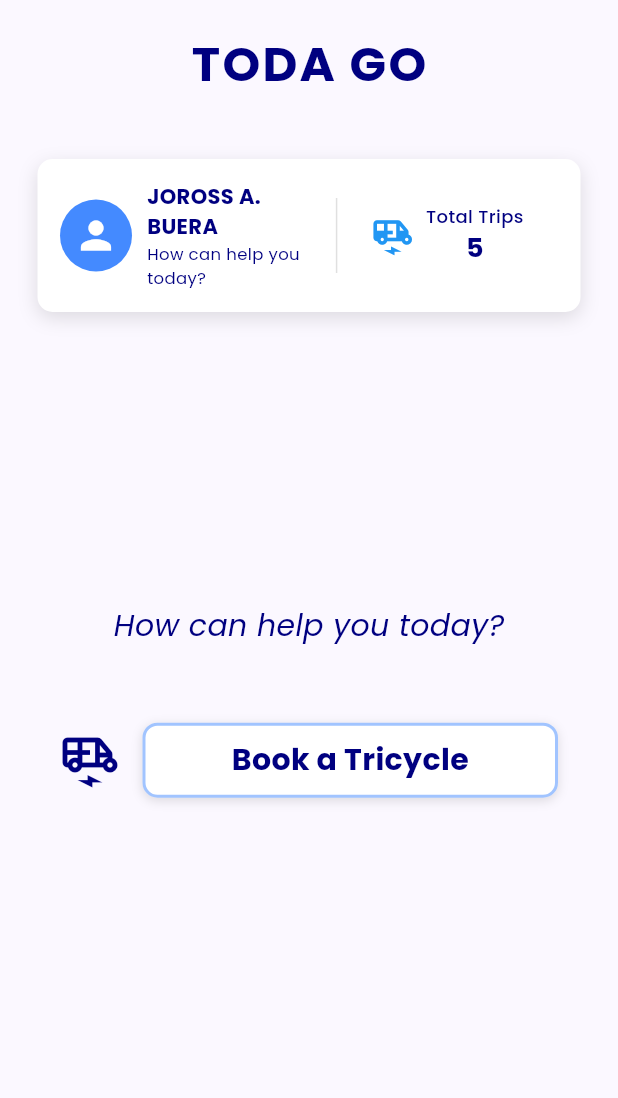
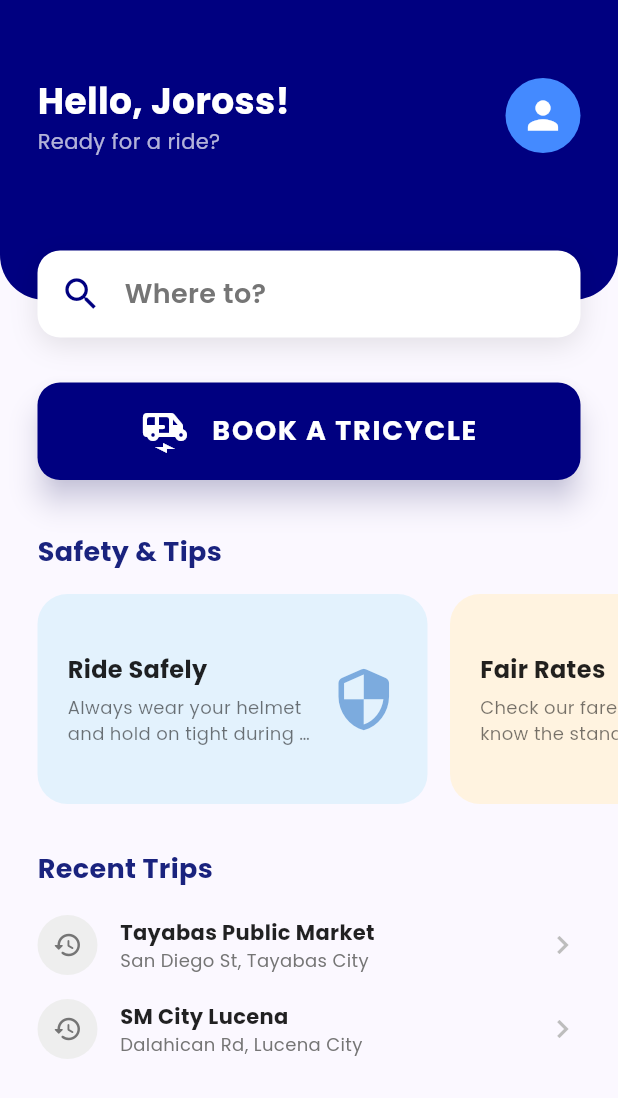
Before and after one commit to orvencasido/toda_go, a Flutter app: the _DashboardHomeView widget shown alone on an empty page, opened directly, on a phone screen of 412 x 824 dp. Shown: the top 1098 px of the screen. Run offline on Flutter 3.47's test engine with Material 3 defaults, Android fonts, the phone set to English and light mode, and no system bars; our stand-ins replace google_fonts.

Commit message:
added new design dashboard

```diff
--- a/lib/screens/dashboard_screen.dart
+++ b/lib/screens/dashboard_screen.dart
@@ -30,9 +30,8 @@ class _DashboardScreenState extends State<DashboardScreen> {
   @override
   Widget build(BuildContext context) {
     const Color darkBlue = Color(0xFF000080);
-    const Color backgroundColor = Color(0xFFBEEBFF);
+    const Color backgroundColor = Color(0xFFF8F9FA);
 
-    // List of widgets to show in the body
     final List<Widget> _views = [
       const _DashboardHomeView(),
       const HistoryScreen(),
@@ -42,28 +41,50 @@ class _DashboardScreenState extends State<DashboardScreen> {
     return Scaffold(
       backgroundColor: backgroundColor,
       body: _views[_selectedIndex],
-      bottomNavigationBar: BottomNavigationBar(
+      bottomNavigationBar: Container(
+        decoration: BoxDecoration(
+          boxShadow: [
+            BoxShadow(
+              color: Colors.black.withOpacity(0.05),
+              blurRadius: 20,
+              offset: const Offset(0, -5),
+            ),
+          ],
+        ),
+        child: BottomNavigationBar(
+          elevation: 0,
           items: const <BottomNavigationBarItem>[
             BottomNavigationBarItem(
-            icon: Icon(Icons.home),
-            label: 'HOME',
+              icon: Icon(Icons.home_rounded),
+              activeIcon: Icon(Icons.home_rounded, size: 28),
+              label: 'Home',
             ),
             BottomNavigationBarItem(
-            icon: Icon(Icons.list_alt),
+              icon: Icon(Icons.history_rounded),
+              activeIcon: Icon(Icons.history_rounded, size: 28),
               label: 'History',
             ),
             BottomNavigationBarItem(
-            icon: Icon(Icons.person),
-            label: 'ACCOUNT',
+              icon: Icon(Icons.person_rounded),
+              activeIcon: Icon(Icons.person_rounded, size: 28),
+              label: 'Account',
             ),
           ],
           currentIndex: _selectedIndex,
           selectedItemColor: darkBlue,
-        unselectedItemColor: Colors.grey,
+          unselectedItemColor: Colors.grey.withOpacity(0.5),
           backgroundColor: Colors.white,
           onTap: _onItemTapped,
-        selectedLabelStyle: GoogleFonts.poppins(fontWeight: FontWeight.bold),
-        unselectedLabelStyle: GoogleFonts.poppins(),
+          type: BottomNavigationBarType.fixed,
+          selectedLabelStyle: GoogleFonts.poppins(
+            fontWeight: FontWeight.w700,
+            fontSize: 12,
+          ),
+          unselectedLabelStyle: GoogleFonts.poppins(
+            fontWeight: FontWeight.w500,
+            fontSize: 12,
+          ),
+        ),
       ),
     );
   }
@@ -75,138 +96,70 @@ class _DashboardHomeView extends StatelessWidget {
   @override
   Widget build(BuildContext context) {
     const Color darkBlue = Color(0xFF000080);
-    const Color cardShadow = Colors.black12;
+    const Color primaryBlue = Color(0xFF1A237E);
+    const Color accentOrange = Color(0xFFFF5722);
 
-    return SafeArea(
+    return SingleChildScrollView(
       child: Column(
+        crossAxisAlignment: CrossAxisAlignment.start,
         children: [
-          // Top Bar
-          const SizedBox(height: 20),
-
-          // "TODA GO" Header
-          Text(
-            'TODA GO',
-            style: GoogleFonts.poppins(
+          // Header Section
+          Stack(
+            clipBehavior: Clip.none,
+            children: [
+              Container(
+                height: 200,
+                width: double.infinity,
+                decoration: const BoxDecoration(
                   color: darkBlue,
-              fontSize: 32,
-              fontWeight: FontWeight.bold,
-              letterSpacing: 1.5,
+                  borderRadius: BorderRadius.only(
+                    bottomLeft: Radius.circular(30),
+                    bottomRight: Radius.circular(30),
                   ),
                 ),
-
-          const SizedBox(height: 40),
-
-          // Profile & Stats Card
-          Padding(
-            padding: const EdgeInsets.symmetric(horizontal: 25.0),
-            child: Container(
-              padding: const EdgeInsets.all(15),
-              decoration: BoxDecoration(
-                color: Colors.white,
-                borderRadius: BorderRadius.circular(10),
-                boxShadow: const [
-                  BoxShadow(
-                    color: cardShadow,
-                    blurRadius: 10,
-                    offset: Offset(0, 4),
-                  ),
-                ],
-              ),
-              child: Row(
-                children: [
-                  Expanded(
-                    flex: 5,
-                    child: Row(
-                      children: [
-                        const CircleAvatar(
-                          radius: 24,
-                          backgroundColor: Colors.blueAccent,
-                          child: Icon(Icons.person, color: Colors.white, size: 30),
-                        ),
-                        const SizedBox(width: 10),
-                        Expanded(
+                padding: const EdgeInsets.symmetric(horizontal: 25, vertical: 50),
                 child: Column(
                   crossAxisAlignment: CrossAxisAlignment.start,
-                            mainAxisSize: MainAxisSize.min,
+                  children: [
+                    Row(
+                      mainAxisAlignment: MainAxisAlignment.spaceBetween,
+                      children: [
+                        Column(
+                          crossAxisAlignment: CrossAxisAlignment.start,
                           children: [
                             Text(
-                                'JOROSS A. BUERA',
+                              'Hello, Joross!',
                               style: GoogleFonts.poppins(
-                                  color: darkBlue,
-                                  fontSize: 14,
+                                color: Colors.white,
+                                fontSize: 24,
                                 fontWeight: FontWeight.bold,
                               ),
                             ),
                             Text(
-                                'How can help you\ntoday?',
+                              'Ready for a ride?',
                               style: GoogleFonts.poppins(
-                                  color: darkBlue,
-                                  fontSize: 11,
+                                color: Colors.white70,
+                                fontSize: 14,
                               ),
                             ),
                           ],
                         ),
-                        ),
-                      ],
-                    ),
-                  ),
-                  Container(
-                    height: 50,
-                    width: 1,
-                    color: Colors.grey[300],
-                  ),
-                  Expanded(
-                    flex: 4,
-                    child: Row(
-                      mainAxisAlignment: MainAxisAlignment.center,
-                      children: [
-                        const Icon(Icons.electric_rickshaw, color: Colors.blue, size: 28),
-                        const SizedBox(width: 8),
-                        Column(
-                          mainAxisSize: MainAxisSize.min,
-                          crossAxisAlignment: CrossAxisAlignment.center,
-                          children: [
-                            Text(
-                              'Total Trips',
-                              style: GoogleFonts.poppins(
-                                color: darkBlue,
-                                fontSize: 12,
-                                fontWeight: FontWeight.w500,
-                              ),
-                            ),
-                            Text(
-                              '5',
-                              style: GoogleFonts.poppins(
-                                color: darkBlue,
-                                fontSize: 18,
-                                fontWeight: FontWeight.bold,
-                              ),
+                        const CircleAvatar(
+                          radius: 25,
+                          backgroundColor: Colors.blueAccent,
+                          child: Icon(Icons.person, color: Colors.white, size: 30),
                         ),
                       ],
                     ),
                   ],
                 ),
               ),
-                ],
-              ),
-            ),
-          ),
-
-          const Spacer(flex: 2),
-
-          Text(
-            'How can help you today?',
-            style: GoogleFonts.poppins(
-              color: darkBlue,
-              fontSize: 20,
-              fontStyle: FontStyle.italic,
-              fontWeight: FontWeight.w500,
-            ),
-          ),
-
-          const SizedBox(height: 50),
-
-          GestureDetector(
+              // "Where to?" card
+              Positioned(
+                bottom: -25,
+                left: 25,
+                right: 25,
+                child: GestureDetector(
                   onTap: () {
                     Navigator.push(
                       context,
@@ -215,44 +168,249 @@ class _DashboardHomeView extends StatelessWidget {
                       ),
                     );
                   },
-            child: Padding(
-              padding: const EdgeInsets.symmetric(horizontal: 40.0),
-              child: Row(
-                mainAxisAlignment: MainAxisAlignment.center,
-                children: [
-                  const Icon(Icons.electric_rickshaw_outlined, color: darkBlue, size: 40),
-                  const SizedBox(width: 15),
-                  Expanded(
                   child: Container(
-                      height: 50,
+                    padding: const EdgeInsets.all(15),
                     decoration: BoxDecoration(
                       color: Colors.white,
-                        borderRadius: BorderRadius.circular(10),
-                        border: Border.all(color: Colors.blueAccent.withOpacity(0.5), width: 2),
-                        boxShadow: const [
+                      borderRadius: BorderRadius.circular(15),
+                      boxShadow: [
                         BoxShadow(
-                            color: cardShadow,
-                            blurRadius: 5,
-                            offset: Offset(0, 2),
+                          color: Colors.black.withOpacity(0.1),
+                          blurRadius: 15,
+                          offset: const Offset(0, 5),
                         ),
                       ],
                     ),
-                      alignment: Alignment.center,
-                      child: Text(
-                        'Book a Tricycle',
+                    child: Row(
+                      children: [
+                        const Icon(Icons.search, color: darkBlue, size: 28),
+                        const SizedBox(width: 15),
+                        Text(
+                          'Where to?',
                           style: GoogleFonts.poppins(
-                          color: darkBlue,
-                          fontSize: 20,
-                          fontWeight: FontWeight.bold,
+                            color: Colors.grey[600],
+                            fontSize: 18,
+                            fontWeight: FontWeight.w600,
+                          ),
+                        ),
+                      ],
                     ),
                   ),
                 ),
               ),
             ],
           ),
+
+          const SizedBox(height: 55),
+
+          // Main Booking Button
+          Padding(
+            padding: const EdgeInsets.symmetric(horizontal: 25.0),
+            child: ElevatedButton(
+              onPressed: () {
+                Navigator.push(
+                  context,
+                  MaterialPageRoute(
+                    builder: (context) => const SelectTripScreen(),
+                  ),
+                );
+              },
+              style: ElevatedButton.styleFrom(
+                backgroundColor: darkBlue,
+                foregroundColor: Colors.white,
+                minimumSize: const Size(double.infinity, 65),
+                shape: RoundedRectangleBorder(
+                  borderRadius: BorderRadius.circular(15),
+                ),
+                elevation: 8,
+                shadowColor: darkBlue.withOpacity(0.4),
+              ),
+              child: Row(
+                mainAxisAlignment: MainAxisAlignment.center,
+                children: [
+                  const Icon(Icons.electric_rickshaw_rounded, size: 32),
+                  const SizedBox(width: 15),
+                  Text(
+                    'BOOK A TRICYCLE',
+                    style: GoogleFonts.poppins(
+                      fontSize: 18,
+                      fontWeight: FontWeight.bold,
+                      letterSpacing: 1.2,
                     ),
                   ),
-          const Spacer(flex: 3),
+                ],
+              ),
+            ),
+          ),
+
+          const SizedBox(height: 35),
+
+          // Safety & Tips Section (Replacing Promos)
+          Padding(
+            padding: const EdgeInsets.symmetric(horizontal: 25.0),
+            child: Text(
+              'Safety & Tips',
+              style: GoogleFonts.poppins(
+                fontSize: 18,
+                fontWeight: FontWeight.bold,
+                color: primaryBlue,
+              ),
+            ),
+          ),
+          const SizedBox(height: 15),
+          SizedBox(
+            height: 140,
+            child: ListView(
+              scrollDirection: Axis.horizontal,
+              padding: const EdgeInsets.only(left: 25),
+              children: [
+                _buildInfoCard(
+                  title: 'Ride Safely',
+                  description: 'Always wear your helmet and hold on tight during the ride.',
+                  color: const Color(0xFFE3F2FD),
+                  icon: Icons.security_rounded,
+                  iconColor: Colors.blue[800]!,
+                ),
+                _buildInfoCard(
+                  title: 'Fair Rates',
+                  description: 'Check our fare guide to know the standard rates in Tayabas.',
+                  color: const Color(0xFFFFF3E0),
+                  icon: Icons.payments_rounded,
+                  iconColor: Colors.orange[800]!,
+                ),
+                _buildInfoCard(
+                  title: 'Be Kind',
+                  description: 'Treat our drivers with respect and courtesy at all times.',
+                  color: const Color(0xFFE8F5E9),
+                  icon: Icons.favorite_rounded,
+                  iconColor: Colors.green[800]!,
+                ),
+              ],
+            ),
+          ),
+
+          const SizedBox(height: 30),
+
+          // Recent Trips
+          Padding(
+            padding: const EdgeInsets.symmetric(horizontal: 25.0),
+            child: Text(
+              'Recent Trips',
+              style: GoogleFonts.poppins(
+                fontSize: 18,
+                fontWeight: FontWeight.bold,
+                color: primaryBlue,
+              ),
+            ),
+          ),
+          const SizedBox(height: 10),
+          _buildRecentTrip(
+            title: 'Tayabas Public Market',
+            subtitle: 'San Diego St, Tayabas City',
+            icon: Icons.history_rounded,
+          ),
+          _buildRecentTrip(
+            title: 'SM City Lucena',
+            subtitle: 'Dalahican Rd, Lucena City',
+            icon: Icons.history_rounded,
+          ),
+          const SizedBox(height: 25),
+        ],
+      ),
+    );
+  }
+
+  Widget _buildInfoCard({
+    required String title,
+    required String description,
+    required Color color,
+    required IconData icon,
+    required Color iconColor,
+  }) {
+    return Container(
+      width: 260,
+      margin: const EdgeInsets.only(right: 15),
+      padding: const EdgeInsets.all(20),
+      decoration: BoxDecoration(
+        color: color,
+        borderRadius: BorderRadius.circular(20),
+      ),
+      child: Row(
+        children: [
+          Expanded(
+            child: Column(
+              crossAxisAlignment: CrossAxisAlignment.start,
+              mainAxisAlignment: MainAxisAlignment.center,
+              children: [
+                Text(
+                  title,
+                  style: GoogleFonts.poppins(
+                    color: Colors.black87,
+                    fontSize: 16,
+                    fontWeight: FontWeight.bold,
+                  ),
+                ),
+                const SizedBox(height: 5),
+                Text(
+                  description,
+                  maxLines: 2,
+                  overflow: TextOverflow.ellipsis,
+                  style: GoogleFonts.poppins(
+                    color: Colors.black54,
+                    fontSize: 12,
+                  ),
+                ),
+              ],
+            ),
+          ),
+          const SizedBox(width: 10),
+          Icon(icon, color: iconColor.withOpacity(0.5), size: 45),
+        ],
+      ),
+    );
+  }
+
+  Widget _buildRecentTrip({
+    required String title,
+    required String subtitle,
+    required IconData icon,
+  }) {
+    return Padding(
+      padding: const EdgeInsets.symmetric(horizontal: 25.0, vertical: 8),
+      child: Row(
+        children: [
+          Container(
+            padding: const EdgeInsets.all(10),
+            decoration: BoxDecoration(
+              color: Colors.grey[200],
+              shape: BoxShape.circle,
+            ),
+            child: Icon(icon, color: Colors.grey[600], size: 20),
+          ),
+          const SizedBox(width: 15),
+          Expanded(
+            child: Column(
+              crossAxisAlignment: CrossAxisAlignment.start,
+              children: [
+                Text(
+                  title,
+                  style: GoogleFonts.poppins(
+                    fontWeight: FontWeight.bold,
+                    fontSize: 14,
+                    color: Colors.black87,
+                  ),
+                ),
+                Text(
+                  subtitle,
+                  style: GoogleFonts.poppins(
+                    fontSize: 12,
+                    color: Colors.grey[600],
+                  ),
+                ),
+              ],
+            ),
+          ),
+          Icon(Icons.chevron_right, color: Colors.grey[400]),
         ],
       ),
     );
```
Lines whose indentation alone changed are shown as unchanged.
